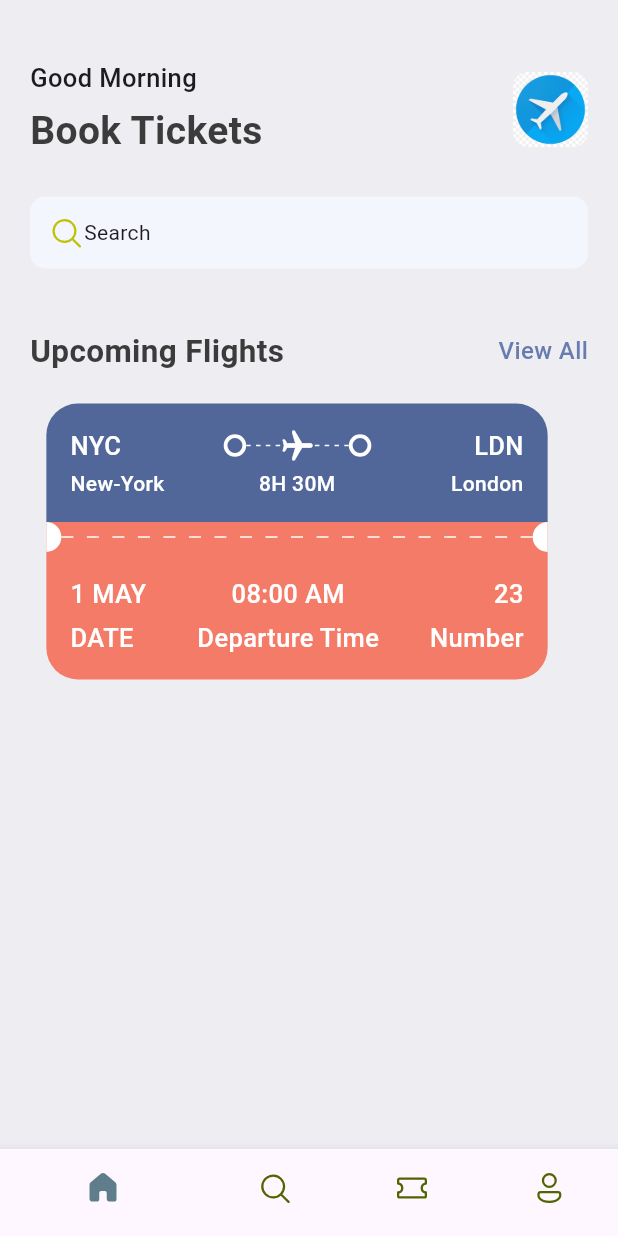
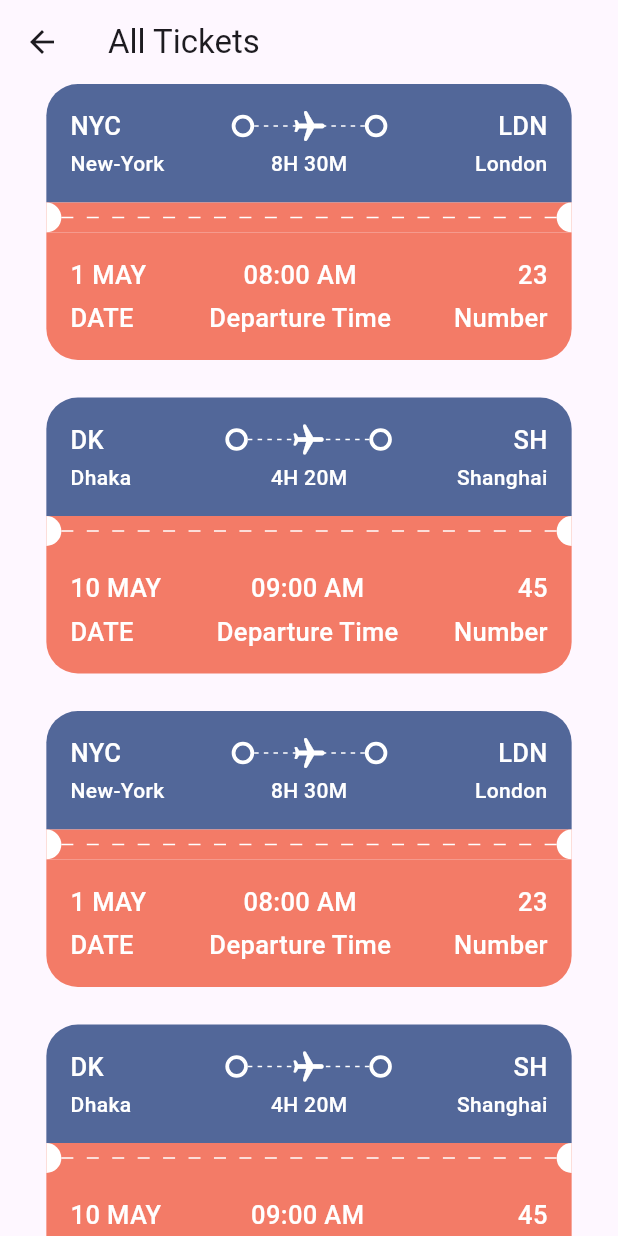
Before and after one commit to AK1239/Ticket-App, a Flutter app: the screen it shows after launch, after a tap on "View All", on a phone screen of 412 x 824 dp. Run offline on Flutter 3.47's test engine with Material 3 defaults, Android fonts, the phone set to English and light mode, and no system bars; our stand-ins replace fluentui_icons.

Commit message:
added routing

```diff
--- /dev/null
+++ b/lib/base/utils/app_json.dart
@@ -0,0 +1,34 @@
+List<Map<String, dynamic>> ticketList = [
+  {
+    'from': {'code': "NYC", 'name': "New-York"},
+    'to': {'code': "LDN", 'name': "London"},
+    'flying_time': '8H 30M',
+    'date': "1 MAY",
+    'departure_time': "08:00 AM",
+    "number": 23
+  },
+  {
+    'from': {'code': "DK", 'name': "Dhaka"},
+    'to': {'code': "SH", 'name': "Shanghai"},
+    'flying_time': '4H 20M',
+    'date': "10 MAY",
+    'departure_time': "09:00 AM",
+    "number": 45
+  },
+  {
+    'from': {'code': "NYC", 'name': "New-York"},
+    'to': {'code': "LDN", 'name': "London"},
+    'flying_time': '8H 30M',
+    'date': "1 MAY",
+    'departure_time': "08:00 AM",
+    "number": 23
+  },
+  {
+    'from': {'code': "DK", 'name': "Dhaka"},
+    'to': {'code': "SH", 'name': "Shanghai"},
+    'flying_time': '4H 20M',
+    'date': "10 MAY",
+    'departure_time': "09:00 AM",
+    "number": 45
+  },
+];
--- a/lib/base/widgets/app_double_text.dart
+++ b/lib/base/widgets/app_double_text.dart
@@ -18,7 +18,7 @@ class AppDoubleText extends StatelessWidget {
           style: AppStyles.headLineStyle2,
         ),
         InkWell(
-          onTap: () {},
+          onTap: () => Navigator.pushNamed(context, "/all_tickets"),
           child: Text(smallText,
               style: AppStyles.textStyle.copyWith(
                 color: AppStyles.primaryColor,
--- a/lib/base/widgets/ticket_view.dart
+++ b/lib/base/widgets/ticket_view.dart
@@ -8,7 +8,9 @@ import 'package:ticket_app/base/widgets/text_style_fourth.dart';
 import 'package:ticket_app/base/widgets/text_style_third.dart';
 
 class TicketView extends StatelessWidget {
-  const TicketView({super.key});
+  final Map<String, dynamic> ticket;
+  final bool wholeScreen;
+  const TicketView({super.key, required this.ticket, this.wholeScreen = false});
 
   @override
   Widget build(BuildContext context) {
@@ -18,7 +20,7 @@ class TicketView extends StatelessWidget {
       width: size.width * 0.85,
       height: 189,
       child: Container(
-        margin: const EdgeInsets.only(right: 16),
+        margin: EdgeInsets.only(right: wholeScreen == true ? 0 : 16),
         child: Column(
           children: [
             //Blue part of the screen
@@ -35,7 +37,7 @@ class TicketView extends StatelessWidget {
                   //show departure and destination with icons first line
                   Row(
                     children: [
-                      const TextStyleThird(text: "NYC"),
+                      TextStyleThird(text: ticket["from"]["code"]),
                       Expanded(child: Container()),
                       const BigDot(),
                       Expanded(
@@ -59,7 +61,7 @@ class TicketView extends StatelessWidget {
                       )),
                       const BigDot(),
                       Expanded(child: Container()),
-                      const TextStyleThird(text: "LDN"),
+                      TextStyleThird(text: ticket["to"]["code"]),
                     ],
                   ),
                   const SizedBox(
@@ -68,17 +70,17 @@ class TicketView extends StatelessWidget {
                   //Show departure and destination names with time
                   Row(
                     children: [
-                      const SizedBox(
+                      SizedBox(
                         width: 100,
-                        child: TextStyleFourth(text: "New-York"),
+                        child: TextStyleFourth(text: ticket["from"]["name"]),
                       ),
                       Expanded(child: Container()),
-                      const TextStyleFourth(text: "8H 30M"),
+                      TextStyleFourth(text: ticket["flying_time"]),
                       Expanded(child: Container()),
-                      const SizedBox(
+                      SizedBox(
                         width: 100,
                         child: TextStyleFourth(
-                            text: "London", align: TextAlign.right),
+                            text: ticket["to"]["name"], align: TextAlign.right),
                       ),
                     ],
                   ),
@@ -110,21 +112,21 @@ class TicketView extends StatelessWidget {
                     bottomLeft: Radius.circular(21),
                     bottomRight: Radius.circular(21)),
               ),
-              child: const Column(
+              child: Column(
                 children: [
                   Row(
                     mainAxisAlignment: MainAxisAlignment.spaceBetween,
                     children: [
                       AppColumnTextLayout(
-                          topText: "1 MAY",
+                          topText: ticket["date"],
                           bottomText: "DATE",
                           align: CrossAxisAlignment.start),
                       AppColumnTextLayout(
-                          topText: "08:00 AM",
+                          topText: ticket["departure_time"],
                           bottomText: "Departure Time",
                           align: CrossAxisAlignment.center),
                       AppColumnTextLayout(
-                          topText: "23",
+                          topText: ticket["number"].toString(),
                           bottomText: "Number",
                           align: CrossAxisAlignment.end),
                     ],
--- a/lib/main.dart
+++ b/lib/main.dart
@@ -1,5 +1,6 @@
 import 'package:flutter/material.dart';
 import 'package:ticket_app/base/bottom_nav_bar.dart';
+import 'package:ticket_app/screens/all_tickets.dart';
 
 void main() {
   runApp(const MyApp());
@@ -10,7 +11,12 @@ class MyApp extends StatelessWidget {
 
   @override
   Widget build(BuildContext context) {
-    return const MaterialApp(
-        debugShowCheckedModeBanner: false, home: BottomNavBar());
+    return MaterialApp(
+      debugShowCheckedModeBanner: false,
+      routes: {
+        "/": (context) => const BottomNavBar(),
+        "/all_tickets": (context) => const AllTickets()
+      },
+    );
   }
 }
--- /dev/null
+++ b/lib/screens/all_tickets.dart
@@ -0,0 +1,33 @@
+import 'package:flutter/material.dart';
+import 'package:ticket_app/base/utils/app_json.dart';
+import 'package:ticket_app/base/widgets/ticket_view.dart';
+
+class AllTickets extends StatelessWidget {
+  const AllTickets({super.key});
+
+  @override
+  Widget build(BuildContext context) {
+    return Scaffold(
+      appBar: AppBar(
+        title: const Text("All Tickets"),
+      ),
+      body: ListView(
+        children: [
+          SingleChildScrollView(
+            child: Column(
+              children: ticketList
+                  .map((singleTicket) => Container(
+                        margin: const EdgeInsets.only(bottom: 20),
+                        child: TicketView(
+                          ticket: singleTicket,
+                          wholeScreen: true,
+                        ),
+                      ))
+                  .toList(),
+            ),
+          )
+        ],
+      ),
+    );
+  }
+}
--- a/lib/screens/home_screen.dart
+++ b/lib/screens/home_screen.dart
@@ -2,6 +2,7 @@ import 'package:fluentui_icons/fluentui_icons.dart';
 import 'package:flutter/material.dart';
 import 'package:ticket_app/base/res/media.dart';
 import 'package:ticket_app/base/res/styles/app_styles.dart';
+import 'package:ticket_app/base/utils/app_json.dart';
 import 'package:ticket_app/base/widgets/app_double_text.dart';
 import 'package:ticket_app/base/widgets/ticket_view.dart';
 
@@ -78,7 +79,14 @@ class HomeScreen extends StatelessWidget {
                   const SizedBox(
                     height: 20,
                   ),
-                  const TicketView(),
+                  SingleChildScrollView(
+                    scrollDirection: Axis.horizontal,
+                    child: Row(
+                        children: ticketList
+                            .map((singleTicket) =>
+                                TicketView(ticket: singleTicket))
+                            .toList()),
+                  ),
                 ],
               ),
             ),
```
